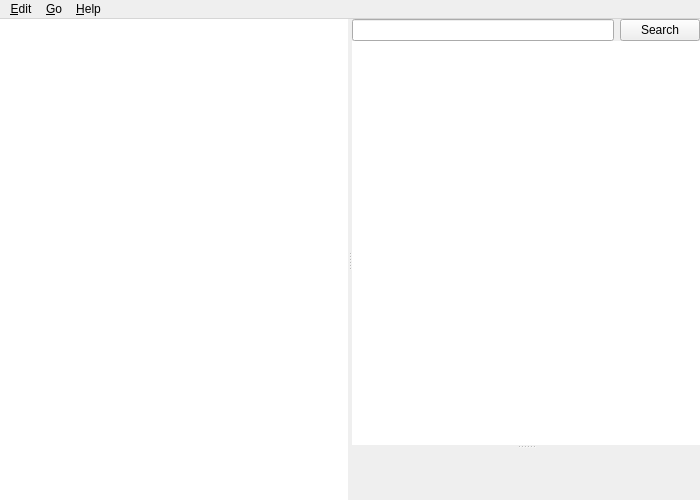
Above: designer/browser.ui from ankitects/anki before the change. Below: the same form after it.
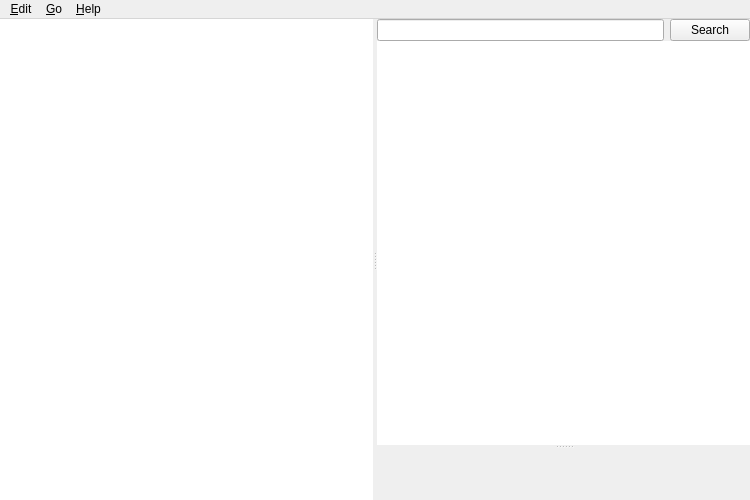
That is the form after the change. Icons and pictures are not drawn.

Commit message: add 'add notes' button to browser

The edit to the form file:
```diff
--- a/designer/browser.ui
+++ b/designer/browser.ui
@@ -6,13 +6,13 @@
    <rect>
     <x>0</x>
     <y>0</y>
-    <width>700</width>
+    <width>750</width>
     <height>500</height>
    </rect>
   </property>
   <property name="minimumSize">
    <size>
-    <width>700</width>
+    <width>750</width>
     <height>500</height>
    </size>
   </property>
@@ -218,7 +218,7 @@
     <rect>
      <x>0</x>
      <y>0</y>
-     <width>700</width>
+     <width>750</width>
      <height>22</height>
     </rect>
    </property>
```
The commit also changes 1 other file.
